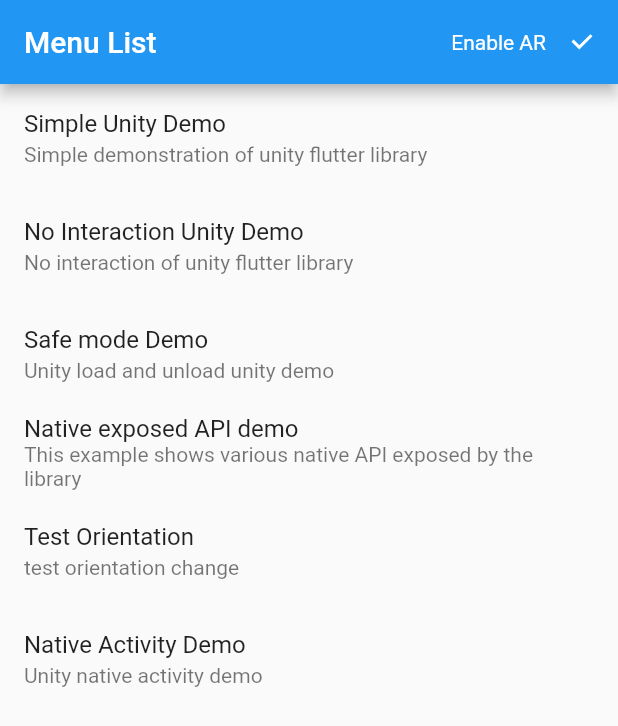
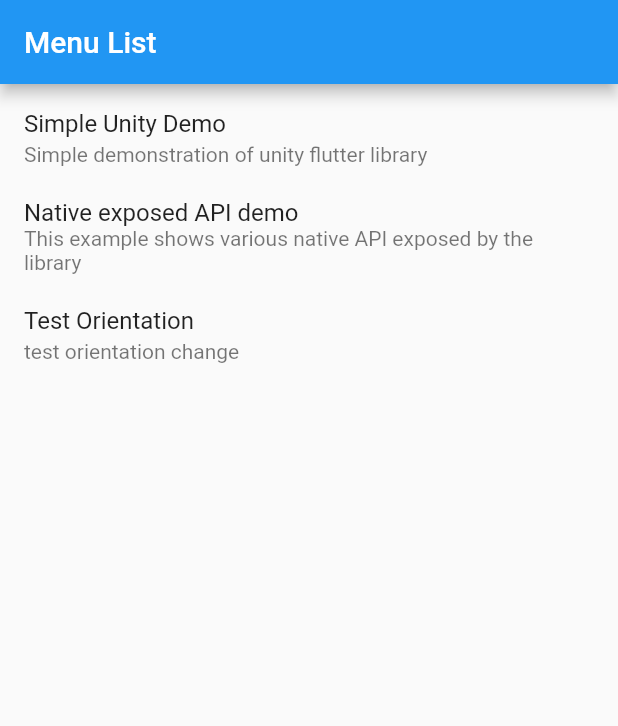
Before and after one commit to nabeelbaghoor/flutter-unity-demo, a Flutter app: the screen it shows after launch, on a phone screen of 412 x 824 dp. Shown: the top 726 px of the screen. Run offline on Flutter 3.47's test engine with Material 2 defaults, Android fonts, the phone set to English and light mode, and no system bars; our stand-ins replace plugin_platform_interface, stream_transform; missing offline and left inert: dart:html, pointer_interceptor, webviewx.

Commit message:
commented some code

```diff
--- a/example/lib/menu_screen.dart
+++ b/example/lib/menu_screen.dart
@@ -17,18 +17,18 @@ class _MenuScreenState extends State<MenuScreen> {
       title: 'Simple Unity Demo',
       enableAR: false,
     ),
-    new _MenuListItem(
-      description: 'No interaction of unity flutter library',
-      route: '/none',
-      title: 'No Interaction Unity Demo',
-      enableAR: false,
-    ),
-    new _MenuListItem(
-      description: 'Unity load and unload unity demo',
-      route: '/loader',
-      title: 'Safe mode Demo',
-      enableAR: false,
-    ),
+    // new _MenuListItem(
+    //   description: 'No interaction of unity flutter library',
+    //   route: '/none',
+    //   title: 'No Interaction Unity Demo',
+    //   enableAR: false,
+    // ),
+    // new _MenuListItem(
+    //   description: 'Unity load and unload unity demo',
+    //   route: '/loader',
+    //   title: 'Safe mode Demo',
+    //   enableAR: false,
+    // ),
     new _MenuListItem(
       description:
           'This example shows various native API exposed by the library',
@@ -41,13 +41,7 @@ class _MenuScreenState extends State<MenuScreen> {
       route: '/orientation',
       description: 'test orientation change',
       enableAR: false,
-    ),
-    new _MenuListItem(
-      description: 'Unity native activity demo',
-      route: '/activity',
-      title: 'Native Activity Demo ',
-      enableAR: true,
-    ),
+    )
   ];
 
   @override
@@ -55,21 +49,6 @@ class _MenuScreenState extends State<MenuScreen> {
     return Scaffold(
       appBar: AppBar(
         title: Text('Menu List'),
-        actions: [
-          Row(
-            children: [
-              Text("Enable AR"),
-              Checkbox(
-                value: enableAR,
-                onChanged: (changed) {
-                  setState(() {
-                    enableAR = changed;
-                  });
-                },
-              ),
-            ],
-          ),
-        ],
       ),
       body: Center(
         child: ListView.builder(
```
